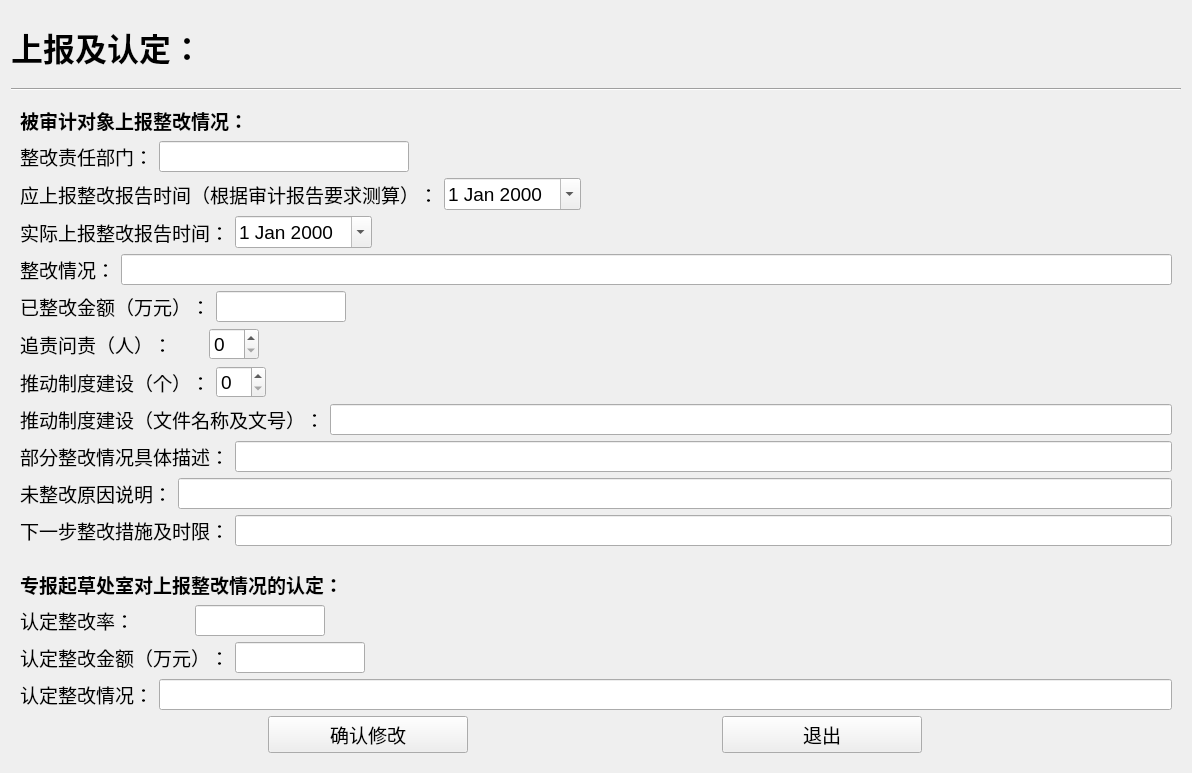
This is ui_dir/zgrevise.ui in wind-sword/Audit as Qt 5 draws it before an edit. The edited form follows.
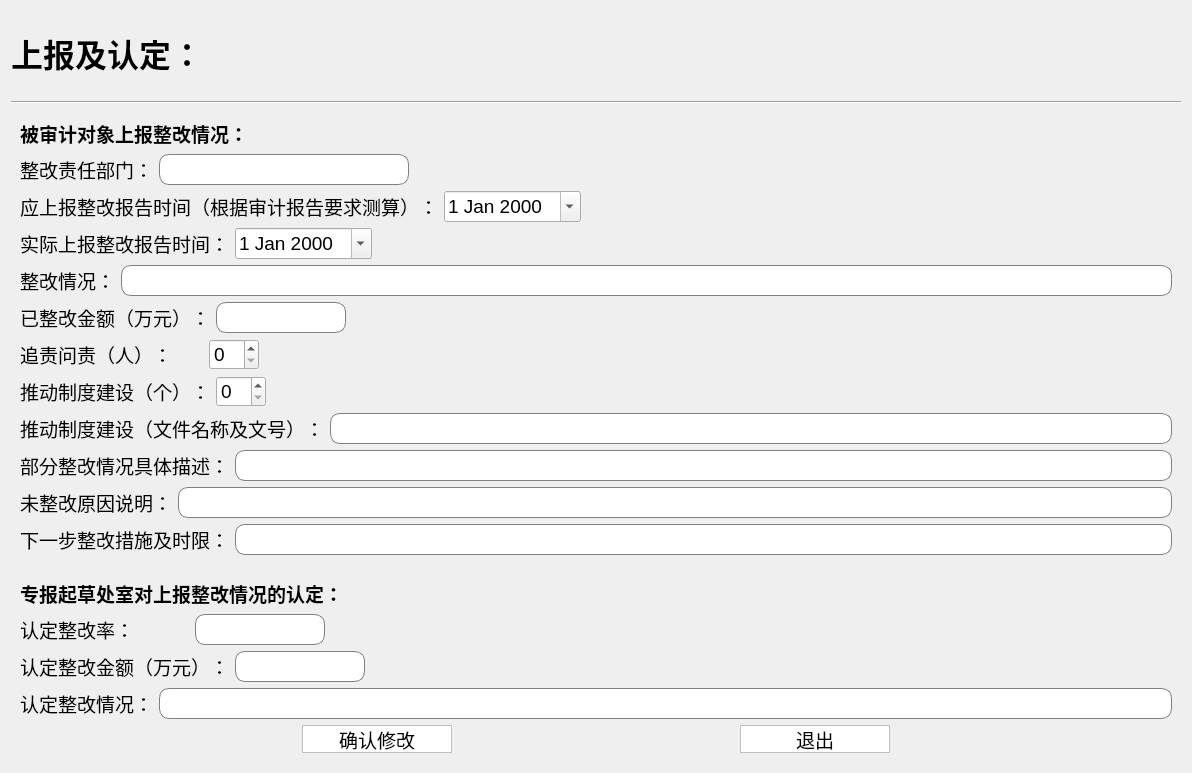
This is the edited form.

Patch:
```diff
--- a/ui_dir/zgrevise.ui
+++ b/ui_dir/zgrevise.ui
@@ -13,6 +13,56 @@
   <property name="windowTitle">
    <string>Dialog</string>
   </property>
+  <property name="styleSheet">
+   <string notr="true">QStackedWidget#stackedWidget{
+    color:#232C51;
+    background:white;
+}
+QWidget#page_view,#page_add{
+    color:#232C51;
+    background:white;
+}
+QLineEdit{
+    border:1px solid gray;
+    width:300px;
+    border-radius:10px;
+    padding:2px 4px;
+}
+QComboBox{
+	background:white;
+	border:1px solid gray;
+    width:300px;
+    border-radius:10px;
+    padding:2px 4px;
+}
+QPushButton{  
+    border: 1px solid #C0C0C0;  
+    background-color:#FFFFFF;  
+    border-style: solid;  
+    border-radius:0px;  
+    width: 100px;  
+    height:20px;  
+    padding:0 0px;  
+} 
+
+QPushButton:hover{     
+    border: 1px solid #E3C46F;  
+    background-color:#FEF4BF;  
+    border-style: solid;  
+    border-radius:2px;  
+    width: 40px;  
+    height:20px;  
+    padding:0 0px;  
+}
+QPushButton:pressed{  
+    background-color:#EAF0FF;  
+    border: 1px solid #AAB4C4;  
+    width: 40px;  
+    height:20px;  
+    padding:0 0px;  
+    border-radius:1px;  
+} </string>
+  </property>
   <layout class="QVBoxLayout" name="verticalLayout_3">
    <item>
     <widget class="QLabel" name="label_147">
@@ -560,9 +610,15 @@
        <layout class="QHBoxLayout" name="horizontalLayout_15">
         <item>
          <widget class="QPushButton" name="pushButton_revise">
+          <property name="minimumSize">
+           <size>
+            <width>0</width>
+            <height>28</height>
+           </size>
+          </property>
           <property name="maximumSize">
            <size>
-            <width>200</width>
+            <width>150</width>
             <height>16777215</height>
            </size>
           </property>
@@ -581,9 +637,15 @@
         </item>
         <item>
          <widget class="QPushButton" name="pushButton_quit">
+          <property name="minimumSize">
+           <size>
+            <width>0</width>
+            <height>28</height>
+           </size>
+          </property>
           <property name="maximumSize">
            <size>
-            <width>200</width>
+            <width>150</width>
             <height>16777215</height>
            </size>
           </property>
```
